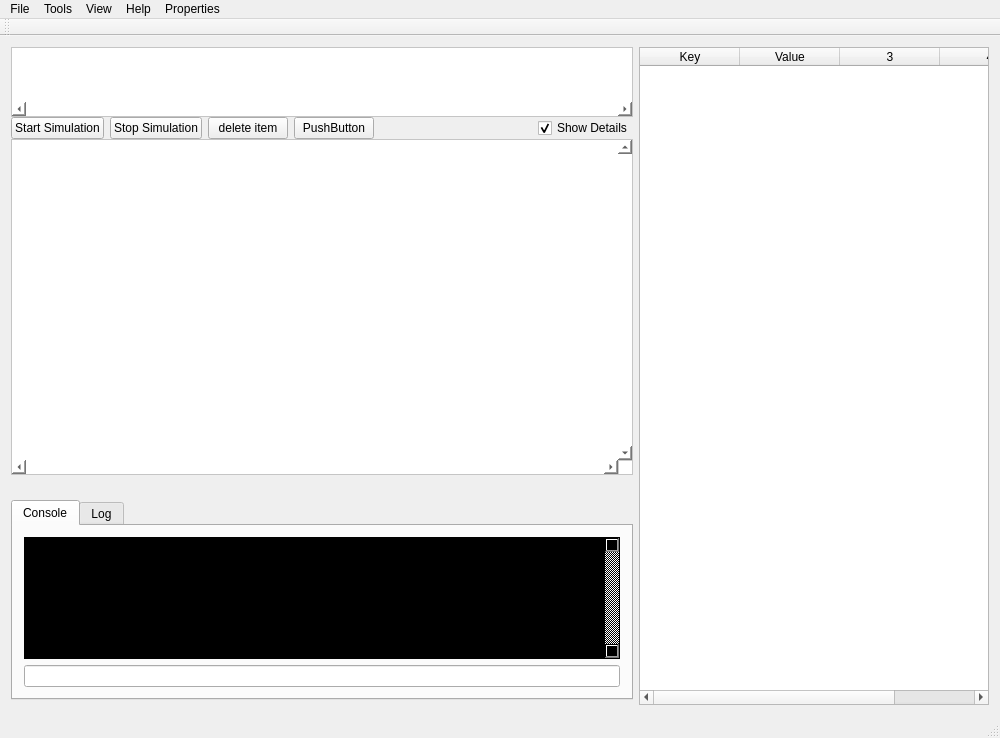
Above: src_gui/mainwindow.ui from tadasamantri/anise_gui before the change. Below: the same form after it.
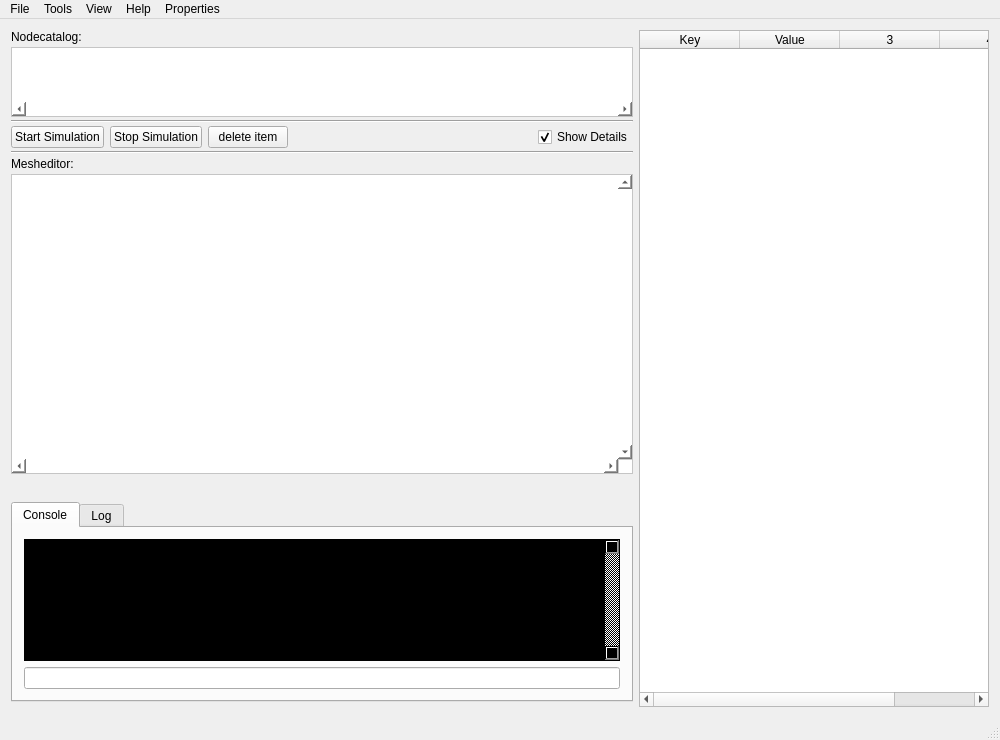
That is the form after the change. Custom widgets are drawn as their Qt base class.

Commit message: added labels to catalog and editor area

The edit to the form file:
```diff
--- a/src_gui/mainwindow.ui
+++ b/src_gui/mainwindow.ui
@@ -34,7 +34,7 @@
       </property>
       <layout class="QVBoxLayout" name="verticalLayout">
        <property name="spacing">
-        <number>0</number>
+        <number>3</number>
        </property>
        <property name="leftMargin">
         <number>0</number>
@@ -48,6 +48,13 @@
        <property name="bottomMargin">
         <number>30</number>
        </property>
+       <item>
+        <widget class="QLabel" name="label_2">
+         <property name="text">
+          <string>Nodecatalog:</string>
+         </property>
+        </widget>
+       </item>
        <item>
         <widget class="QScrollArea" name="Node_Catalog">
          <property name="sizePolicy">
@@ -99,6 +106,13 @@
          </widget>
         </widget>
        </item>
+       <item>
+        <widget class="Line" name="line_2">
+         <property name="orientation">
+          <enum>Qt::Horizontal</enum>
+         </property>
+        </widget>
+       </item>
        <item>
         <layout class="QHBoxLayout" name="buttons">
          <item>
@@ -140,19 +154,6 @@
            </property>
           </widget>
          </item>
-         <item>
-          <widget class="QPushButton" name="pushButton">
-           <property name="sizePolicy">
-            <sizepolicy hsizetype="Fixed" vsizetype="Fixed">
-             <horstretch>0</horstretch>
-             <verstretch>0</verstretch>
-            </sizepolicy>
-           </property>
-           <property name="text">
-            <string>PushButton</string>
-           </property>
-          </widget>
-         </item>
          <item>
           <spacer name="spacer">
            <property name="orientation">
@@ -178,10 +179,24 @@
          </item>
         </layout>
        </item>
+       <item>
+        <widget class="Line" name="line">
+         <property name="orientation">
+          <enum>Qt::Horizontal</enum>
+         </property>
+        </widget>
+       </item>
+       <item>
+        <widget class="QLabel" name="label">
+         <property name="text">
+          <string>Mesheditor:</string>
+         </property>
+        </widget>
+       </item>
        <item>
         <widget class="QScrollArea" name="mesh_edt_area">
          <property name="sizePolicy">
-          <sizepolicy hsizetype="MinimumExpanding" vsizetype="MinimumExpanding">
+          <sizepolicy hsizetype="MinimumExpanding" vsizetype="Maximum">
            <horstretch>0</horstretch>
            <verstretch>0</verstretch>
           </sizepolicy>
@@ -215,8 +230,8 @@
            <rect>
             <x>0</x>
             <y>0</y>
-            <width>616</width>
-            <height>313</height>
+            <width>611</width>
+            <height>285</height>
            </rect>
           </property>
           <layout class="QVBoxLayout" name="verticalLayout_4">
@@ -421,14 +436,6 @@
    <addaction name="menuHelp"/>
    <addaction name="menuProperties"/>
   </widget>
-  <widget class="QToolBar" name="mainToolBar">
-   <attribute name="toolBarArea">
-    <enum>TopToolBarArea</enum>
-   </attribute>
-   <attribute name="toolBarBreak">
-    <bool>false</bool>
-   </attribute>
-  </widget>
   <widget class="QStatusBar" name="statusBar"/>
   <action name="actionSave">
    <property name="text">
```
Left out of the diff: 4 changed lines with no effect on the pictures.
